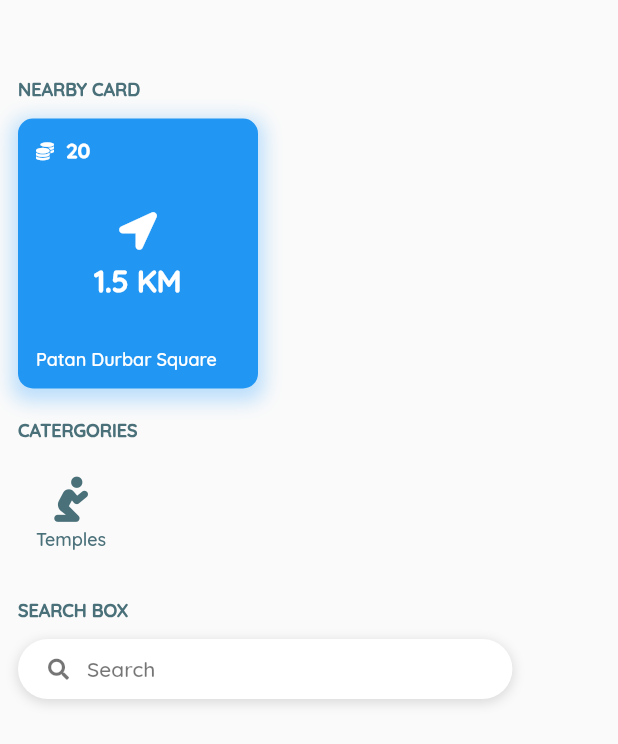
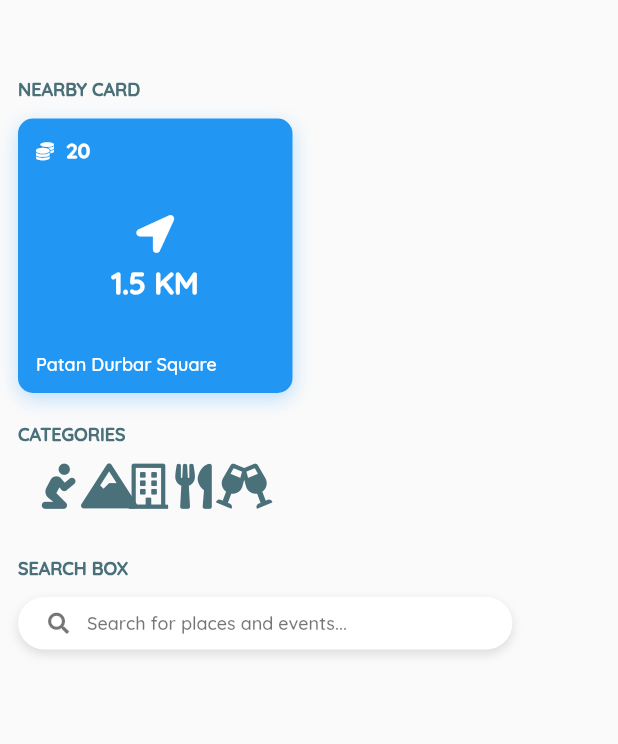
Before and after one commit to Nischal10/Redshift, a Flutter app: the screen it shows after launch, on a phone screen of 412 x 824 dp. Shown: the top 744 px of the screen. Run offline on Flutter 3.47's test engine with Material 2 defaults, Android fonts, the phone set to English and light mode, and no system bars; our stand-ins replace font_awesome_flutter.

Commit message:
Made some changes to the UI and added some more stuff in the Categories tab

```diff
--- a/lib/pages/alluiwidgets.dart
+++ b/lib/pages/alluiwidgets.dart
@@ -35,13 +35,12 @@ class _AlluiState extends State<Allui> {
                         NearbyCard(),
                         SizedBox(height: 20),
                         Text(
-                          'CATERGORIES',
+                          'CATEGORIES',
                           style: TextStyle(
                               fontSize: 12,
                               fontWeight: FontWeight.w900,
                               color: Color(0xff4A7079)),
                         ),
-                        SizedBox(height: 12),
                         Categories(),
                         SizedBox(height: 20),
                         Text(
--- a/lib/uiwidgets/categories.dart
+++ b/lib/uiwidgets/categories.dart
@@ -12,22 +12,34 @@ class _CategoriesState extends State<Categories> {
     return Material(
       child: Padding(
       padding: EdgeInsets.all(12),
-      child: Column(
+      child: Row(
+        mainAxisAlignment: MainAxisAlignment.spaceBetween,
         children: <Widget>[
           Icon(
             FontAwesomeIcons.pray,
             color: Color(0xff4A7079),
             size: 30,
           ),
-          SizedBox(height: 4,),
-          Text(
-            'Temples',
-            style: TextStyle(
-              color: Color(0xff4a7079),
-              fontSize: 12,
-              fontWeight: FontWeight.w600,
-            ),
-          )
+          Icon(
+            FontAwesomeIcons.mountain,
+            color: Color(0xff4A7079),
+            size: 30,
+          ),
+          Icon(
+            FontAwesomeIcons.building,
+            color: Color(0xff4A7079),
+            size: 30,
+          ),
+          Icon(
+            FontAwesomeIcons.utensils,
+            color: Color(0xff4A7079),
+            size: 30,
+          ),
+          Icon(
+            FontAwesomeIcons.glassCheers,
+            color: Color(0xff4A7079),
+            size: 30,
+          ),
         ],
       ),
     ));
--- a/lib/uiwidgets/nearbyCard.dart
+++ b/lib/uiwidgets/nearbyCard.dart
@@ -15,8 +15,8 @@ class _NearbyCardState extends State<NearbyCard> {
   Widget build(BuildContext context) {
     return Material(
       child: Container(
-        height: 180,
-        width: 160,
+        height: 183,
+        width: 183,
         decoration: BoxDecoration(
           color: Colors.blue,
           borderRadius: BorderRadius.all(
@@ -27,7 +27,7 @@ class _NearbyCardState extends State<NearbyCard> {
               color: Colors.blue[100],
               offset: Offset(0.0, 4.0),
               blurRadius: 10.0,
-              spreadRadius: 4.0,
+              spreadRadius: 0.0,
             ),
           ],
         ),
--- a/lib/uiwidgets/searchbox.dart
+++ b/lib/uiwidgets/searchbox.dart
@@ -10,16 +10,16 @@ class _SearchBoxState extends State<SearchBox> {
   @override
   Widget build(BuildContext context) {
     return Container(
-          height: 40,
+          height: 35,
           width: MediaQuery.of(context).size.width * 0.80,
           decoration: BoxDecoration(
             color: Colors.white,
             borderRadius: new BorderRadius.circular(100.0),
             boxShadow: [BoxShadow(
               color: Colors.black12,
-              offset: Offset(0,2),
-              blurRadius: 6,
-              spreadRadius: 1,
+              offset: Offset(0,3),
+              blurRadius: 5,
+              spreadRadius: 0,
             ),],
           ),
           child: Padding(
@@ -33,8 +33,8 @@ class _SearchBoxState extends State<SearchBox> {
                 ),
                 SizedBox(width: 12,),
                 Text(
-                  'Search',
-                  style: TextStyle(fontSize: 14,color: Colors.black54, fontWeight: FontWeight.w500,),
+                  'Search for places and events...',
+                  style: TextStyle(fontSize: 12,color: Colors.black54, fontWeight: FontWeight.w500,),
                 )
               ],
             ),
```
Also changed, not shown: pubspec.lock.
